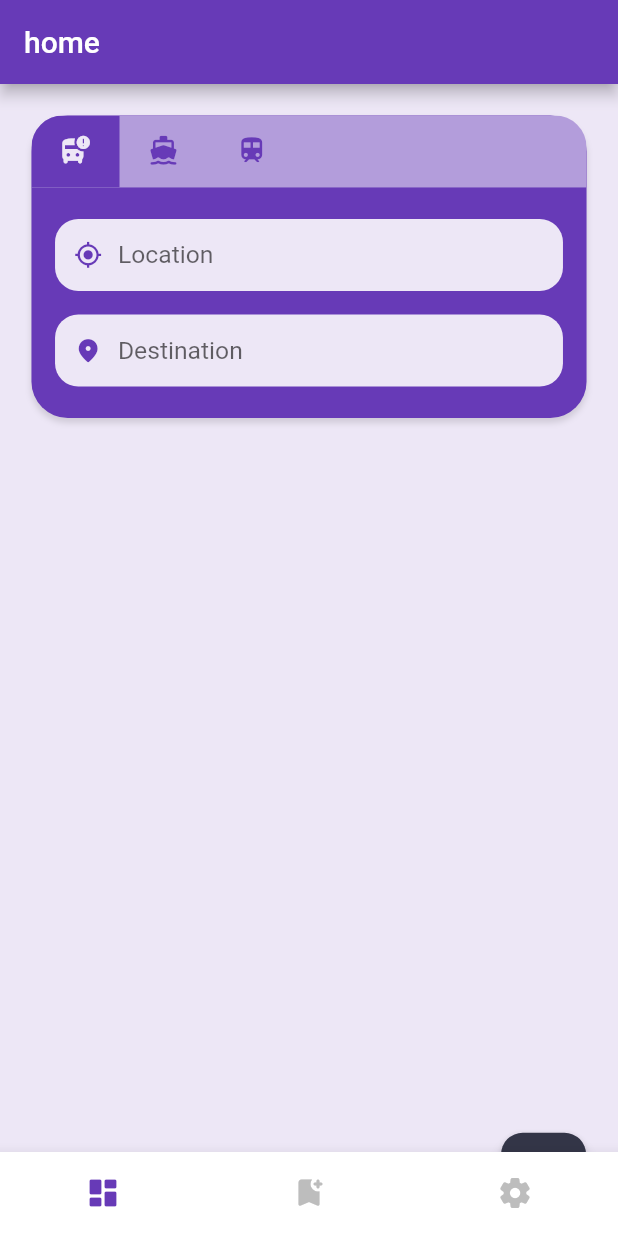
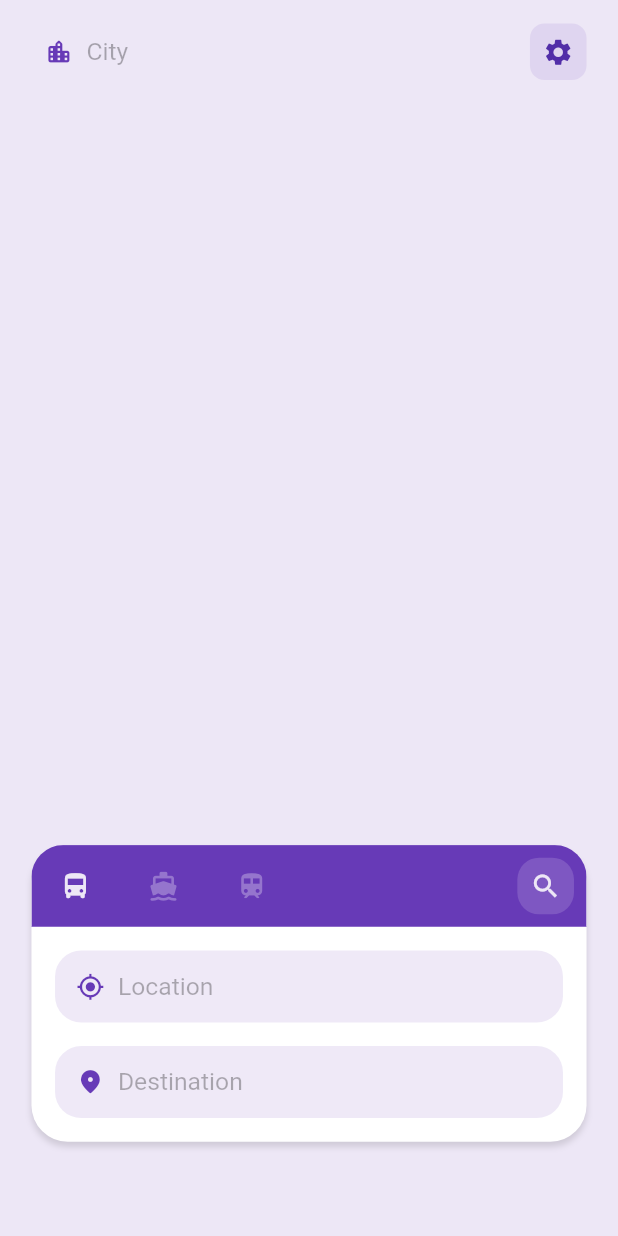
Before and after one commit to motasimfuad/local_transport_bd, a Flutter app: the screen it shows after launch, on a phone screen of 412 x 824 dp. Run offline on Flutter 3.47's test engine with Material 2 defaults, Android fonts, the phone set to English and light mode, and no system bars; drawn by our look-alikes of searchfield; our stand-ins replace badges, bloc, cached_network_image, easy_localization, equatable, firebase_core and 6 more; accounts and stored records are empty; Roboto replaces fonts that are missing (Poppins).

Commit message:
location select widget updated

```diff
--- a/assets/translations/bn.json
+++ b/assets/translations/bn.json
@@ -1,3 +1,7 @@
 {
+  "label": {
+    "destination": "কোথায় যাবেন?",
+    "location": "আপনার লোকেশন"
+  },
   "username": "ফুয়াদ"
 }
--- a/assets/translations/en.json
+++ b/assets/translations/en.json
@@ -1,3 +1,7 @@
 {
+  "label": {
+    "destination": "Destination",
+    "location": "Location"
+  },
   "username": "Fuad"
 }
--- a/lib/core/router/app_router.dart
+++ b/lib/core/router/app_router.dart
@@ -1,6 +1,6 @@
 import 'package:flutter/material.dart';
 import 'package:go_router/go_router.dart';
-import 'package:local_transport_bd/bottom_nav.dart';
+import 'package:local_transport_bd/features/home/presentation/pages/home_page.dart';
 
 class AppRouter {
   static const String homePage = '/';
@@ -21,7 +21,7 @@ final router = GoRouter(
       pageBuilder: (context, state) {
         return MaterialPage(
           key: state.pageKey,
-          child: const BottomNav(),
+          child: const HomePage(),
         );
       },
     ),
--- a/lib/core/themes/app_theme.dart
+++ b/lib/core/themes/app_theme.dart
@@ -8,5 +8,6 @@ class AppTheme {
     primarySwatch: KColors.primary,
     canvasColor: Colors.white,
     visualDensity: VisualDensity.adaptivePlatformDensity,
+    fontFamily: 'Poppins',
   );
 }
--- a/lib/core/widgets/k_icon_button.dart
+++ b/lib/core/widgets/k_icon_button.dart
@@ -9,6 +9,7 @@ class KIconButton extends StatelessWidget {
   final Color? iconColor;
   final Color? bgColor;
   final Function()? onPressed;
+  final double? radius;
   final Widget? child;
   const KIconButton({
     Key? key,
@@ -16,18 +17,19 @@ class KIconButton extends StatelessWidget {
     this.iconColor,
     this.bgColor,
     this.onPressed,
+    this.radius,
     this.child,
   }) : super(key: key);
 
   @override
   Widget build(BuildContext context) {
     return KCard(
-      yPadding: 6.w,
-      xPadding: 6.w,
+      yPadding: 8.w,
+      xPadding: 8.w,
       hasShadow: false,
       onTap: onPressed,
       color: bgColor ?? KColors.primary.shade400,
-      radius: 10.r,
+      radius: radius ?? 10.r,
       child: child != null
           ? SizedBox(
               height: 20.w,
--- a/lib/core/widgets/k_searchfield.dart
+++ b/lib/core/widgets/k_searchfield.dart
@@ -2,19 +2,27 @@ import 'package:flutter/material.dart';
 import 'package:flutter_screenutil/flutter_screenutil.dart';
 import 'package:searchfield/searchfield.dart';
 
+import 'package:local_transport_bd/core/constants/colors.dart';
+
 class KSearchField extends StatelessWidget {
-  final String hintText;
+  final String? hintText;
   final List items;
   final TextEditingController controller;
   final bool? showClearIcon;
+  final Color? bgColor;
+  final IconData? icon;
+  final bool? goNextOnSelect;
   final Function()? onSuffixIconTap;
   final Function(SearchFieldListItem<dynamic>)? onSuggestionTap;
   const KSearchField({
     Key? key,
-    required this.hintText,
+    this.hintText,
     required this.items,
     required this.controller,
-    this.showClearIcon,
+    this.showClearIcon = false,
+    this.bgColor,
+    this.icon,
+    this.goNextOnSelect = false,
     this.onSuffixIconTap,
     this.onSuggestionTap,
   }) : super(key: key);
@@ -26,14 +34,15 @@ class KSearchField extends StatelessWidget {
       emptyWidget: Container(
         height: 55.h,
         decoration: BoxDecoration(
+          color: KColors.primary.shade100.withOpacity(.8),
           boxShadow: [
             BoxShadow(
-              color: Colors.grey.withOpacity(0.1),
+              color: Colors.grey.withOpacity(0.2),
               blurRadius: 8.r,
               spreadRadius: 2.r,
               offset: const Offset(
                 2.0,
-                5.0,
+                4.0,
               ),
             ),
           ],
@@ -42,23 +51,31 @@ class KSearchField extends StatelessWidget {
           child: Text(
             'No results found!',
             style: TextStyle(
-              color: Colors.grey,
+              color: Colors.grey.shade700,
               fontStyle: FontStyle.italic,
               fontSize: 14.sp,
             ),
           ),
         ),
       ),
+      suggestionItemDecoration: BoxDecoration(
+        border: Border(
+          bottom: BorderSide(
+            color: KColors.primary.shade500.withOpacity(.3),
+            width: 0.3,
+          ),
+        ),
+      ),
       suggestionsDecoration: BoxDecoration(
-        color: Theme.of(context).colorScheme.surface,
+        color: KColors.primary.shade100.withOpacity(.8),
         boxShadow: [
           BoxShadow(
-            color: Colors.grey.withOpacity(0.1),
+            color: Colors.grey.withOpacity(0.2),
             blurRadius: 8.r,
             spreadRadius: 2.r,
             offset: const Offset(
               2.0,
-              5.0,
+              4.0,
             ),
           ),
         ],
@@ -70,7 +87,7 @@ class KSearchField extends StatelessWidget {
       hasOverlay: true,
       searchStyle: TextStyle(
         fontSize: 17.sp,
-        color: Colors.black.withOpacity(0.8),
+        color: Colors.black.withOpacity(0.7),
       ),
       validator: (x) {
         if (!items.contains(x) || x!.isEmpty) {
@@ -78,11 +95,33 @@ class KSearchField extends StatelessWidget {
         }
         return null;
       },
-      suggestionAction: SuggestionAction.next,
+      suggestionAction: goNextOnSelect == true
+          ? SuggestionAction.next
+          : SuggestionAction.unfocus,
       onSuggestionTap: onSuggestionTap,
       searchInputDecoration: InputDecoration(
+        filled: true,
+        fillColor: bgColor ?? Colors.transparent,
+        contentPadding: EdgeInsets.symmetric(
+          vertical: 12.h,
+        ),
+        prefixIcon: Icon(
+          icon ?? Icons.location_city_rounded,
+          size: 18.w,
+          color: KColors.primary,
+        ),
+        prefixIconConstraints: BoxConstraints(
+          minWidth: 35.w,
+          maxWidth: 45.w,
+        ),
+        hintStyle: TextStyle(
+          fontSize: 17.sp,
+          color: Colors.black.withOpacity(0.3),
+        ),
+        prefixIconColor: KColors.primary,
         suffixIconConstraints: BoxConstraints(
-          maxWidth: 17.w,
+          maxWidth: 30.w,
+          minWidth: 25.w,
         ),
         suffixIcon: showClearIcon == true
             ? GestureDetector(
@@ -96,16 +135,7 @@ class KSearchField extends StatelessWidget {
             : null,
         enabledBorder: InputBorder.none,
         focusedBorder: InputBorder.none,
-        // focusedBorder: OutlineInputBorder(
-        //   borderSide: BorderSide(
-        //     color: Colors.black.withOpacity(0.8),
-        //   ),
-        // ),
-        // border: OutlineInputBorder(
-        //   borderSide: BorderSide(
-        //     color: Colors.red,
-        //   ),
-        // ),
+        border: InputBorder.none,
       ),
       maxSuggestionsInViewPort: 6,
       itemHeight: 48.h,
--- a/lib/core/widgets/k_textfield.dart
+++ b/lib/core/widgets/k_textfield.dart
@@ -102,7 +102,7 @@ class KTextField extends StatelessWidget {
               fillColor: bgColor ?? KColors.primary,
               contentPadding: EdgeInsets.symmetric(
                 horizontal: 18.w,
-                vertical: 16.h,
+                vertical: 16.w,
               ),
               suffixIcon: suffixIcon != null
                   ? GestureDetector(
--- a/lib/features/home/presentation/pages/home_page.dart
+++ b/lib/features/home/presentation/pages/home_page.dart
@@ -1,6 +1,7 @@
 import 'package:flutter/material.dart';
-
-import 'package:local_transport_bd/core/widgets/k_fab.dart';
+import 'package:local_transport_bd/core/widgets/k_card.dart';
+import 'package:local_transport_bd/core/widgets/k_icon_button.dart';
+import 'package:local_transport_bd/core/widgets/k_searchfield.dart';
 
 import '../../../../core/constants/constants.dart';
 import '../../../search_route/presentation/widgets/k_location_select_widget.dart';
@@ -15,6 +16,7 @@ class HomePage extends StatefulWidget {
 class _HomePageState extends State<HomePage> {
   final TextEditingController _locationController = TextEditingController();
   final TextEditingController _destinationController = TextEditingController();
+  final TextEditingController _cityController = TextEditingController();
 
   // list of 30 local area name in dhaka city
   final List<String> _areas = [
@@ -64,30 +66,60 @@ class _HomePageState extends State<HomePage> {
   @override
   Widget build(BuildContext context) {
     return Scaffold(
+      extendBody: true,
       backgroundColor: KColors.primary.shade50,
-      appBar: AppBar(
-        title: const Text('home'),
+      body: SafeArea(
+        child: SingleChildScrollView(
+          child: Container(
+            height: MediaQuery.of(context).size.height - 40.w,
+            padding: EdgeInsets.symmetric(
+              vertical: 10.w,
+              horizontal: 20.w,
             ),
-      floatingActionButton: KFab(
-          label: 'hi',
+            child: Column(
+              mainAxisSize: MainAxisSize.min,
+              mainAxisAlignment: MainAxisAlignment.spaceBetween,
+              children: [
+                Row(
+                  mainAxisAlignment: MainAxisAlignment.spaceBetween,
+                  children: [
+                    KCard(
+                      xPadding: 0,
+                      yPadding: 0,
+                      width: 200.w,
+                      hasShadow: false,
+                      color: KColors.primary.withOpacity(0.0),
+                      child: KSearchField(
+                        items: _areas,
+                        hintText: 'City',
+                        controller: _cityController,
+                      ),
+                    ),
+                    KIconButton(
+                      icon: Icons.settings,
+                      bgColor: KColors.primary.withOpacity(0.1),
                       onPressed: () {
-            print(_locationController.text);
-          }),
-      body: SingleChildScrollView(
+                        print('Setting');
+                      },
+                    ),
+                  ],
+                ),
+                Padding(
+                  padding: EdgeInsets.only(bottom: 0.h),
                   child: Column(
                     children: [
-            Container(
-              color: Colors.red,
-            ),
                       KLocationSelectWidget(
                         areas: _areas,
                         locationController: _locationController,
                         destinationController: _destinationController,
-            ),
-            SizedBox(
-              height: 55.h,
+                        cityController: _cityController,
                       ),
                     ],
+                  ),
+                ),
+              ],
+            ),
+          ),
         ),
       ),
     );
--- /dev/null
+++ b/lib/features/search_route/presentation/pages/search_result_page.dart
@@ -0,0 +1,10 @@
+import 'package:flutter/material.dart';
+
+class SearchResultPage extends StatelessWidget {
+  const SearchResultPage({Key? key}) : super(key: key);
+
+  @override
+  Widget build(BuildContext context) {
+    return Container();
+  }
+}
--- a/lib/features/search_route/presentation/widgets/k_location_select_widget.dart
+++ b/lib/features/search_route/presentation/widgets/k_location_select_widget.dart
@@ -1,4 +1,7 @@
+import 'package:easy_localization/easy_localization.dart';
 import 'package:flutter/material.dart';
+import 'package:local_transport_bd/core/widgets/k_icon_button.dart';
+import 'package:local_transport_bd/l10n/locale_keys.g.dart';
 
 import '../../../../core/constants/constants.dart';
 import '../../../../core/widgets/k_card.dart';
@@ -8,11 +11,13 @@ class KLocationSelectWidget extends StatefulWidget {
   final List<String> areas;
   final TextEditingController locationController;
   final TextEditingController destinationController;
+  final TextEditingController cityController;
   const KLocationSelectWidget({
     Key? key,
     required this.areas,
     required this.locationController,
     required this.destinationController,
+    required this.cityController,
   }) : super(key: key);
 
   @override
@@ -23,10 +28,26 @@ class _KLocationSelectWidgetState extends State<KLocationSelectWidget>
     with TickerProviderStateMixin {
   final GlobalKey _formKey = GlobalKey<FormState>();
 
+  bool hasData = false;
+
+  checkFields() {
+    if (widget.locationController.text.trim().isNotEmpty &&
+        widget.destinationController.text.trim().isNotEmpty &&
+        widget.cityController.text.isNotEmpty) {
+      setState(() {
+        hasData = true;
+      });
+    } else {
+      setState(() {
+        hasData = false;
+      });
+    }
+  }
+
   var tabItems = [
     {
       'name': 'Bus',
-      'icon': Icons.bus_alert_rounded,
+      'icon': Icons.directions_bus,
     },
     {
       'name': 'Boat',
@@ -35,20 +56,23 @@ class _KLocationSelectWidgetState extends State<KLocationSelectWidget>
     {
       'name': 'Metro',
       'icon': Icons.train_rounded,
-    }
+    },
   ];
 
   @override
   Widget build(BuildContext context) {
-    TabController tabController =
-        TabController(length: tabItems.length, vsync: this);
+    TabController tabController = TabController(
+      length: tabItems.length,
+      vsync: this,
+    );
+
     return KCard(
-      color: KColors.primary,
       radius: 25.r,
       xPadding: 0,
       yPadding: 0,
-      xMargin: 20.w,
-      yMargin: 20.w,
+      xMargin: 0,
+      yMargin: 10.w,
+      color: Colors.white,
       child: Column(
         crossAxisAlignment: CrossAxisAlignment.stretch,
         children: [
@@ -57,60 +81,82 @@ class _KLocationSelectWidgetState extends State<KLocationSelectWidget>
             yPadding: 0,
             radius: 0.r,
             hasShadow: false,
-            // padding: EdgeInsets.only(left: 25.w),
-            color: KColors.primary.shade200,
-            child: tabItems.map((e) => e).toList().length > 2
-                ? TabBar(
+            yMargin: 0,
+            xMargin: 0,
+            // color: KColors.primary.shade500,
+            color: KColors.primary,
+            child: Row(
+              mainAxisAlignment: MainAxisAlignment.spaceBetween,
+              children: [
+                TabBar(
                   controller: tabController,
                   labelColor: KColors.primary.shade50,
-                    unselectedLabelColor: KColors.primary.shade500,
+                  unselectedLabelColor: KColors.primary.shade300,
                   labelPadding: EdgeInsets.symmetric(vertical: 0.h),
                   isScrollable: true,
-                    labelStyle: TextStyle(
-                      fontSize: 16.sp,
+                  splashBorderRadius: BorderRadius.circular(20.r),
+                  indicatorWeight: 0,
+                  indicatorPadding: EdgeInsets.symmetric(
+                    vertical: 0.h,
                   ),
-                    padding: EdgeInsets.only(
-                      top: 0.w,
-                      left: 0.w,
-                    ),
-                    indicatorColor: Colors.amber,
-                    indicatorSize: TabBarIndicatorSize.tab,
-                    indicator: BoxDecoration(
-                      borderRadius: const BorderRadius.only(
-                          // topLeft: Radius.circular(15.r),
-                          // topRight: Radius.circular(15.r),
-                          ),
-                      color: KColors.primary.shade500,
-                    ),
+                  indicator: const BoxDecoration(),
                   onTap: (value) {
-                      if (value == 0) {
                     print(tabItems[value]['name']);
-                      } else {
-                        print('boat');
-                      }
                   },
                   tabs: tabItems
                       .map(
                         (item) => Container(
-                            // color: KColors.primary.shade500,
                           padding: EdgeInsets.symmetric(
                             horizontal: 18.w,
                           ),
+                          child: Tooltip(
+                            message: item['name'] as String,
+                            decoration: BoxDecoration(
+                              color: KColors.primary.shade400,
+                              borderRadius: BorderRadius.circular(15.r),
+                            ),
+                            showDuration: const Duration(milliseconds: 300),
+                            preferBelow: false,
                             child: Tab(
+                              iconMargin: const EdgeInsets.all(0),
                               icon: Icon(
                                 item['icon'] as IconData,
                                 size: 20.w,
                               ),
                             ),
                           ),
+                        ),
                       )
                       .toList(),
-                  )
-                : const SizedBox(),
+                ),
+                Padding(
+                  padding: EdgeInsets.all(8.w),
+                  child: KIconButton(
+                    iconColor: KColors.primary.shade50,
+                    icon: Icons.search,
+                    bgColor: KColors.primary.shade400,
+                    radius: 15.r,
+                    onPressed: () {
+                      checkFields();
+                      if (hasData) {
+                        print('has data');
+                      } else {
+                        print('no data');
+                      }
+                    },
+                  ),
+                ),
+              ],
+            ),
+          ),
+          Divider(
+            color: KColors.primary.shade300,
+            height: 0,
+            thickness: 0.5,
           ),
           Padding(
             padding: EdgeInsets.symmetric(
-              vertical: 20.w,
+              vertical: 15.w,
               horizontal: 15.w,
             ),
             child: Form(
@@ -120,16 +166,36 @@ class _KLocationSelectWidgetState extends State<KLocationSelectWidget>
                   KSingleLocationSelectField(
                     icon: Icons.my_location_outlined,
                     items: widget.areas,
-                    hintText: 'Location',
+                    hintText: LocaleKeys.label_location.tr(),
                     controller: widget.locationController,
                   ),
                   SizedBox(height: 15.w),
                   KSingleLocationSelectField(
-                    hintText: 'Destination',
+                    hintText: LocaleKeys.label_destination.tr(),
                     icon: Icons.location_on_rounded,
                     items: widget.areas,
                     controller: widget.destinationController,
                   ),
+                  // SizedBox(height: 20.w),
+                  // Row(
+                  //   children: [
+                  //     Expanded(child: Container()),
+                  //     // const Expanded(
+                  //     //   child: KIconButton(),
+                  //     //   // child: KPrimaryButton(
+                  //     //   //   text: 'Check Buses',
+                  //     //   //   // btnColor: KColors.primary.shade200,
+                  //     //   //   btnHeight: 45.w,
+                  //     //   //   onPressed: () {},
+                  //     //   // ),
+                  //     // ),
+                  //     const KIconButton(
+                  //       bgColor: KColors.primary,
+                  //       icon: Icons.search,
+                  //       iconColor: Colors.white,
+                  //     ),
+                  //   ],
+                  // ),
                 ],
               ),
             ),
--- a/lib/features/search_route/presentation/widgets/k_single_location_select_field.dart
+++ b/lib/features/search_route/presentation/widgets/k_single_location_select_field.dart
@@ -27,25 +27,27 @@ class _KSingleLocationSelectFieldState
   @override
   Widget build(BuildContext context) {
     return KCard(
-      color: KColors.primary.shade50,
-      xPadding: 12.w,
+      color: KColors.primary.shade50.withOpacity(0.9),
+      xPadding: 5.w,
       yPadding: 0.w,
       hasShadow: false,
-      radius: 16.r,
+      radius: 18.r,
       child: Row(
-        mainAxisAlignment: MainAxisAlignment.center,
+        mainAxisAlignment: MainAxisAlignment.start,
         children: [
-          Icon(
-            widget.icon,
-            size: 18.w,
-            color: KColors.primary,
-          ),
-          SizedBox(width: 10.w),
+          // Icon(
+          //   widget.icon,
+          //   size: 18.w,
+          //   color: KColors.primary,
+          // ),
+          // SizedBox(width: 10.w),
           Expanded(
             child: KSearchField(
               hintText: widget.hintText ?? '',
               items: widget.items,
+              icon: widget.icon,
               controller: widget.controller,
+              goNextOnSelect: true,
               showClearIcon: widget.controller.text.isNotEmpty,
               onSuffixIconTap: () {
                 widget.controller.clear();
```
Also changed, not shown: lib/l10n/locale_keys.g.dart. Lines whose indentation alone changed are shown as unchanged.
